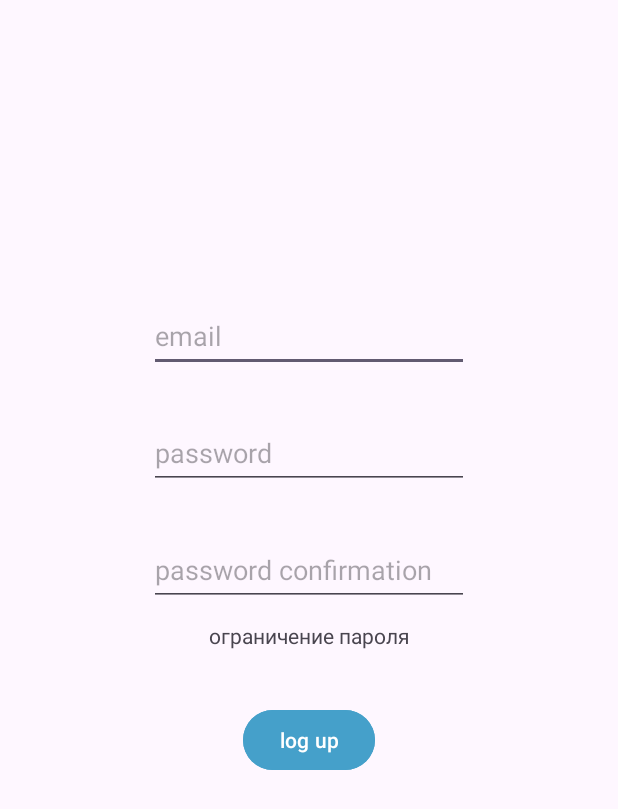
After one commit to Evdokiya01/Project_Samsung, an Android app: the layout log_up.xml on its own in the app's theme, with its tools: preview values and no code run, on a phone screen of 412 x 824 dp. The commit adds this screen. Shown: the top 809 px of the screen. Run offline under Robolectric (Android 15) with nearby library versions, the phone set to English and light mode, and no system bars.

```diff
--- /dev/null
+++ b/app/src/main/res/layout/log_up.xml
@@ -0,0 +1,72 @@
+<?xml version="1.0" encoding="utf-8"?>
+<androidx.constraintlayout.widget.ConstraintLayout xmlns:android="http://schemas.android.com/apk/res/android"
+    xmlns:app="http://schemas.android.com/apk/res-auto"
+    xmlns:tools="http://schemas.android.com/tools"
+    android:layout_width="match_parent"
+    android:layout_height="match_parent">
+
+    <EditText
+        android:id="@+id/editTextText3"
+        android:layout_width="wrap_content"
+        android:layout_height="wrap_content"
+        android:layout_marginTop="200dp"
+        android:ems="10"
+        android:hint="email"
+        android:inputType="text"
+        android:minHeight="48dp"
+        app:layout_constraintEnd_toEndOf="parent"
+        app:layout_constraintHorizontal_bias="0.5"
+        app:layout_constraintStart_toStartOf="parent"
+        app:layout_constraintTop_toTopOf="parent"
+        tools:ignore="MissingConstraints" />
+
+    <EditText
+        android:id="@+id/editTextNumberPassword2"
+        android:layout_width="wrap_content"
+        android:layout_height="wrap_content"
+        android:layout_marginTop="30dp"
+        android:ems="10"
+        android:hint="password confirmation"
+        android:inputType="numberPassword"
+        android:minHeight="48dp"
+        app:layout_constraintEnd_toEndOf="parent"
+        app:layout_constraintHorizontal_bias="0.5"
+        app:layout_constraintStart_toStartOf="parent"
+        app:layout_constraintTop_toBottomOf="@+id/editTextNumberPassword" />
+
+    <EditText
+        android:id="@+id/editTextNumberPassword"
+        android:layout_width="wrap_content"
+        android:layout_height="wrap_content"
+        android:layout_marginTop="30dp"
+        android:ems="10"
+        android:hint="password"
+        android:inputType="numberPassword"
+        android:minHeight="48dp"
+        app:layout_constraintEnd_toEndOf="parent"
+        app:layout_constraintHorizontal_bias="0.5"
+        app:layout_constraintStart_toStartOf="parent"
+        app:layout_constraintTop_toBottomOf="@+id/editTextText3" />
+
+    <Button
+        android:id="@+id/buttonLogUp"
+        android:layout_width="wrap_content"
+        android:layout_height="wrap_content"
+        android:layout_marginTop="65dp"
+        android:backgroundTint="#45A0CA"
+        android:text="log up"
+        app:layout_constraintEnd_toEndOf="parent"
+        app:layout_constraintHorizontal_bias="0.5"
+        app:layout_constraintStart_toStartOf="parent"
+        app:layout_constraintTop_toBottomOf="@+id/editTextNumberPassword2" />
+
+    <TextView
+        android:id="@+id/textView15"
+        android:layout_width="wrap_content"
+        android:layout_height="wrap_content"
+        android:layout_marginTop="10dp"
+        android:text="ограничение пароля"
+        app:layout_constraintEnd_toEndOf="parent"
+        app:layout_constraintStart_toStartOf="parent"
+        app:layout_constraintTop_toBottomOf="@+id/editTextNumberPassword2" />
+</androidx.constraintlayout.widget.ConstraintLayout>
--- a/app/src/main/res/layout/sing_in.xml
+++ /dev/null
@@ -1,6 +0,0 @@
-<?xml version="1.0" encoding="utf-8"?>
-<androidx.constraintlayout.widget.ConstraintLayout xmlns:android="http://schemas.android.com/apk/res/android"
-    android:layout_width="match_parent"
-    android:layout_height="match_parent">
-
-</androidx.constraintlayout.widget.ConstraintLayout>
--- a/app/src/main/res/layout/sing_up.xml
+++ /dev/null
@@ -1,6 +0,0 @@
-<?xml version="1.0" encoding="utf-8"?>
-<androidx.constraintlayout.widget.ConstraintLayout xmlns:android="http://schemas.android.com/apk/res/android"
-    android:layout_width="match_parent"
-    android:layout_height="match_parent">
-
-</androidx.constraintlayout.widget.ConstraintLayout>
```
Also changed, not shown: app/src/main/java/com/example/project_samsung/LogUp.java (added, +28 -0 lines), app/src/main/java/com/example/project_samsung/MainActivity.java (+31 -1 lines), app/src/main/res/layout/activity_main.xml (+14 -1 lines), app/src/main/res/layout/log_in.xml (added, +70 -0 lines).
